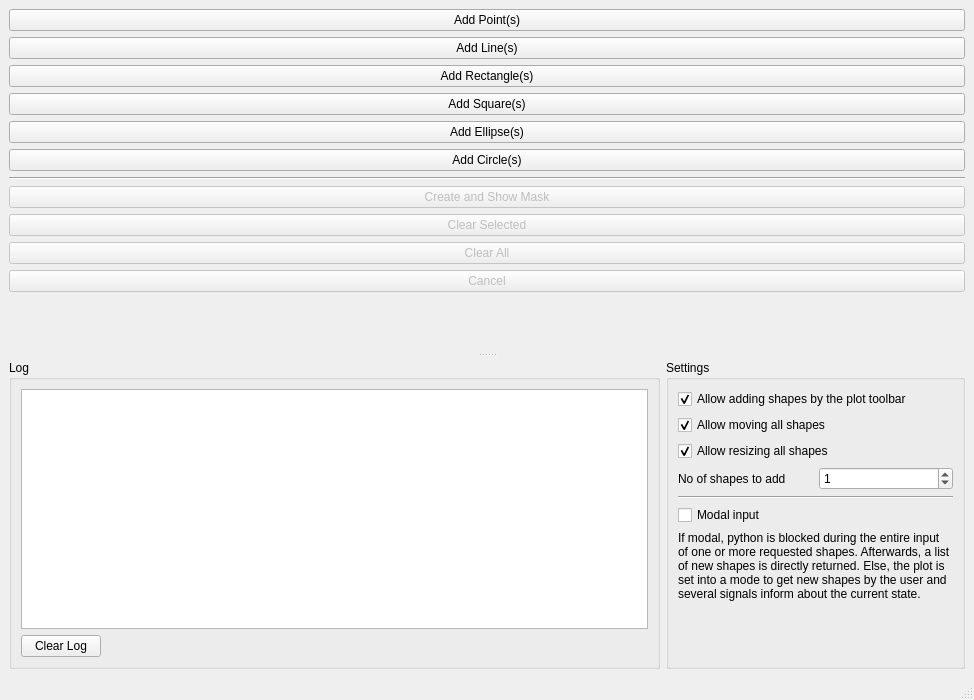
Qt form demo/ui/uiShapeDemo.ui (itom-project/itom) before a commit.
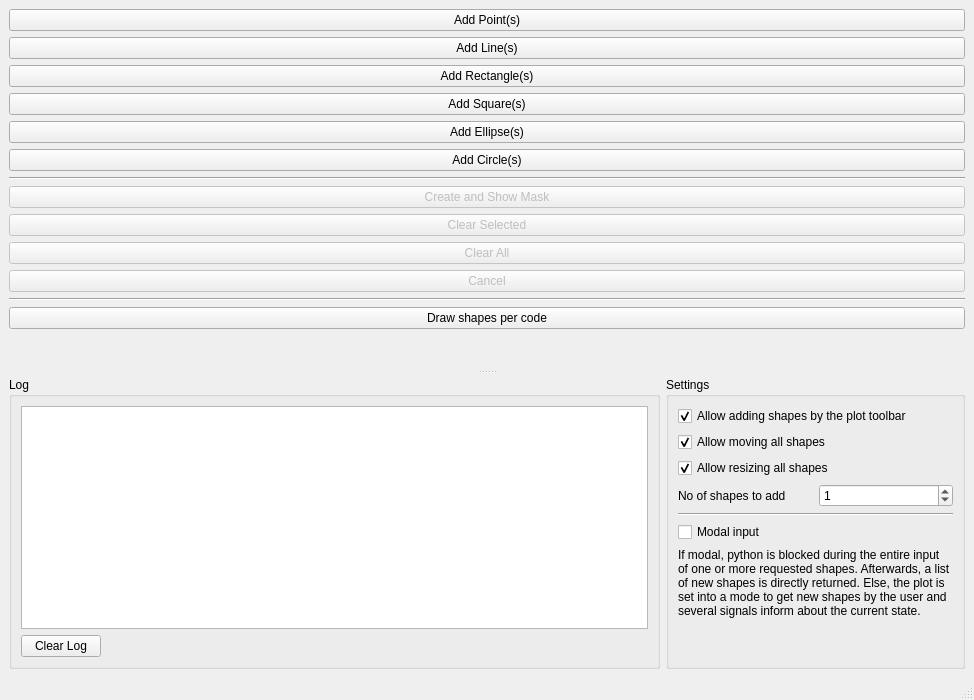
The same form after that commit. Custom widgets are drawn as their Qt base class.

Commit message: demo uiShapeDemo improved and modified

Patch:
```diff
--- a/demo/ui/uiShapeDemo.ui
+++ b/demo/ui/uiShapeDemo.ui
@@ -123,6 +123,20 @@
             </property>
            </widget>
           </item>
+          <item>
+           <widget class="Line" name="line_3">
+            <property name="orientation">
+             <enum>Qt::Horizontal</enum>
+            </property>
+           </widget>
+          </item>
+          <item>
+           <widget class="QPushButton" name="btnDrawShapes">
+            <property name="text">
+             <string>Draw shapes per code</string>
+            </property>
+           </widget>
+          </item>
           <item>
            <spacer name="verticalSpacer_2">
             <property name="orientation">
```
The commit also changes 1 other file.
